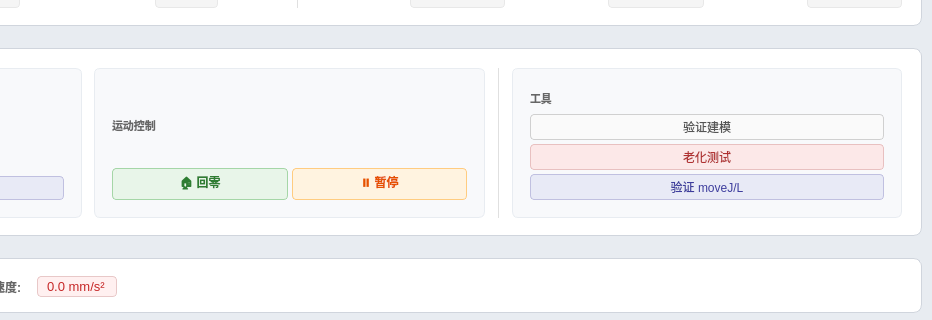
Old version of the form mainwindow.ui in the repository shenmmz/robot; both pictures show x 434 to 1366 and y 260 to 580 of the 1366 by 768 pixel window.
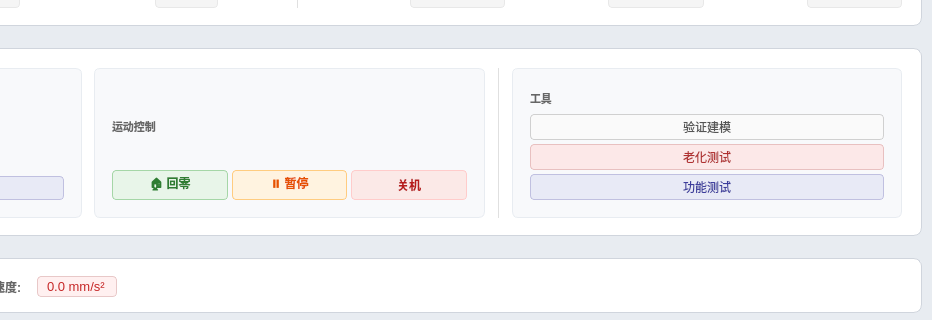
New version of the form. The open tabs and pages were chosen to show the change.

The edit to the form file:
```diff
--- a/mainwindow.ui
+++ b/mainwindow.ui
@@ -1078,6 +1078,22 @@
                      </property>
                     </widget>
                    </item>
+                   <item>
+                    <widget class="QPushButton" name="btnShutdown">
+                     <property name="minimumSize">
+                      <size>
+                       <width>80</width>
+                       <height>30</height>
+                      </size>
+                     </property>
+                     <property name="styleSheet">
+                      <string>QPushButton{background:#fbe9e7;color:#b71c1c;border:1px solid #ffcccb;border-radius:4px;padding:4px 8px;font-weight:bold;font-size:12px;}QPushButton:hover{background:#ffcdd2;border-color:#ef9a9a;}</string>
+                     </property>
+                     <property name="text">
+                      <string>关机</string>
+                     </property>
+                    </widget>
+                   </item>
                   </layout>
                  </item>
                 </layout>
@@ -1162,7 +1178,7 @@
                     <string>QPushButton{background:#e8eaf6;color:#3d3d9d;border:1px solid #c0c0e0;border-radius:4px;padding:3px 8px;font-size:12px;}QPushButton:hover{background:#d5d8f0;border-color:#a0a0d0;}</string>
                    </property>
                    <property name="text">
-                    <string>验证 moveJ/L</string>
+                    <string>功能测试</string>
                    </property>
                   </widget>
                  </item>
```
Left out of the diff: 30 changed lines with no effect on the pictures. Lines whose indentation alone changed are shown as unchanged.
